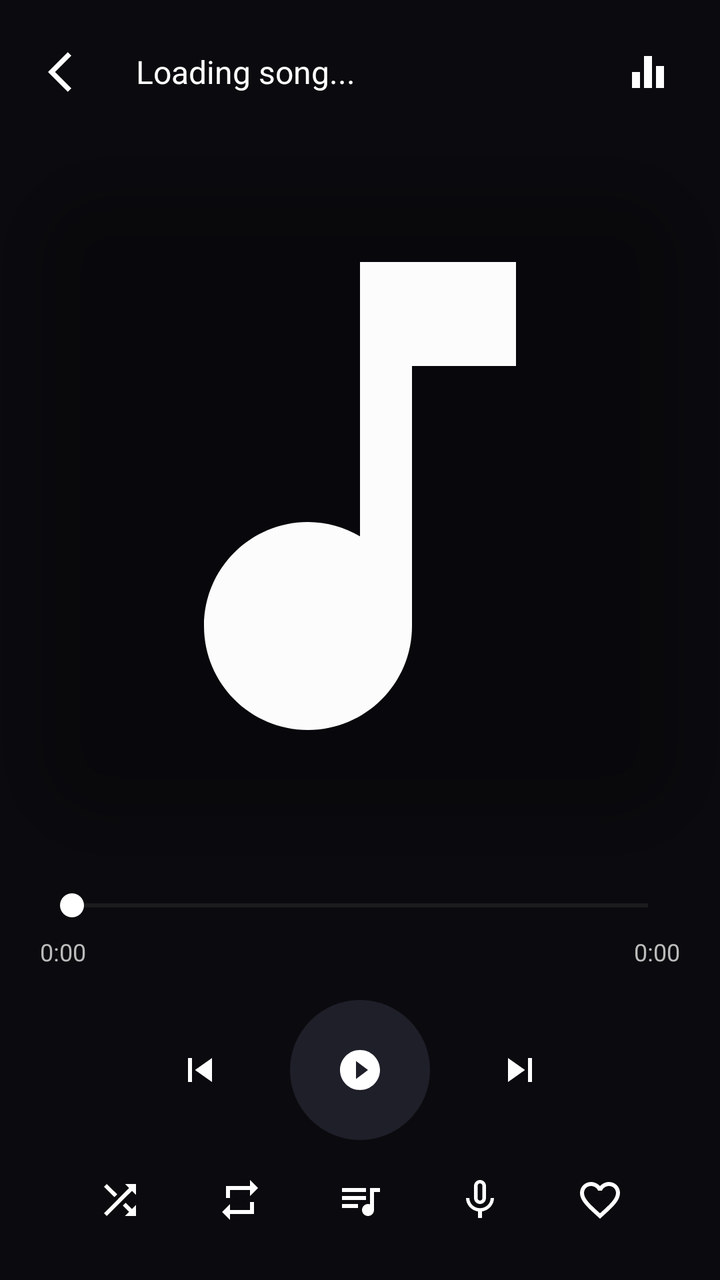
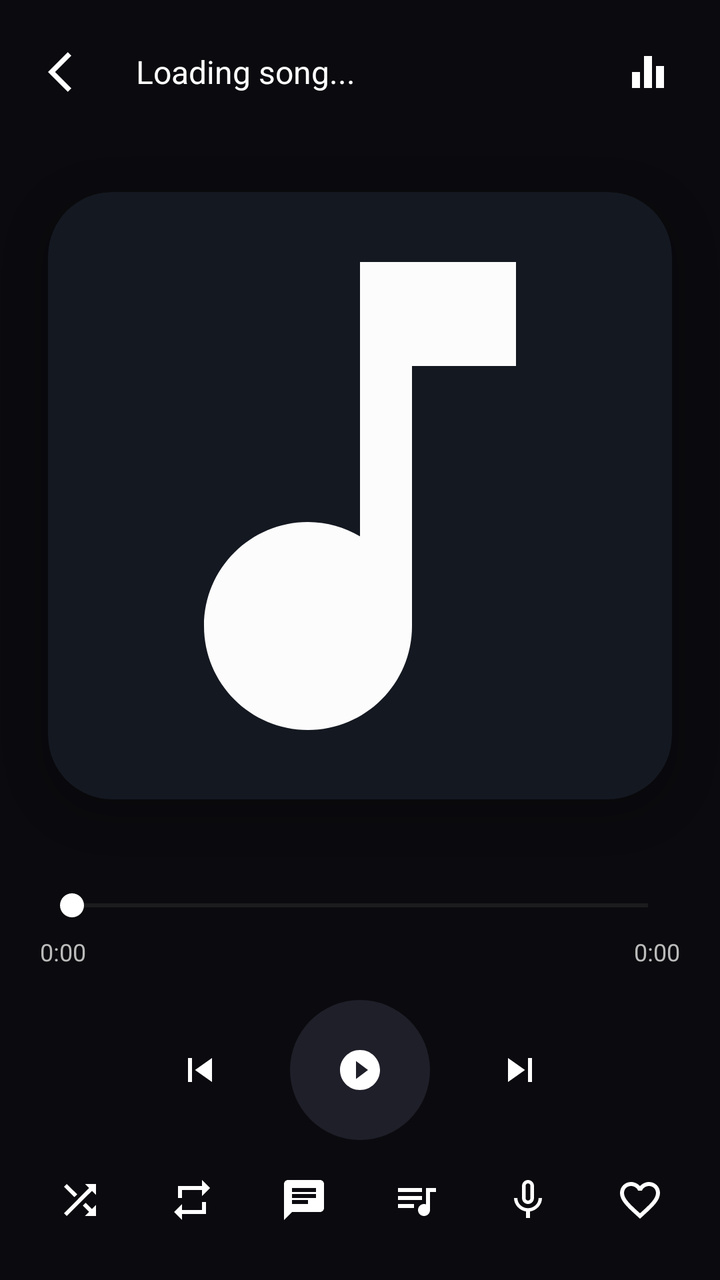

Two renders of the same Android screen: before a commit and after it. Below are the layout's source before the change and the commit's diff.
<!-- AndroidManifest.xml: activity theme ParrotPlayerTheme -->
<!-- res/layout/activity_player.xml -->
<?xml version="1.0" encoding="utf-8"?>
<androidx.constraintlayout.widget.ConstraintLayout
    xmlns:android="http://schemas.android.com/apk/res/android"
    xmlns:app="http://schemas.android.com/apk/res-auto"
    xmlns:tools="http://schemas.android.com/tools"
    android:layout_width="match_parent"
    android:layout_height="match_parent"
    android:background="#0B0B0F"
    tools:context=".PlayerActivity">

    
    <LinearLayout
        android:id="@+id/topBar"
        android:layout_width="0dp"
        android:layout_height="wrap_content"
        android:orientation="horizontal"
        android:padding="16dp"
        android:gravity="center_vertical"
        app:layout_constraintTop_toTopOf="parent"
        app:layout_constraintStart_toStartOf="parent"
        app:layout_constraintEnd_toEndOf="parent">

        <ImageButton
            android:id="@+id/btnback"
            android:layout_width="40dp"
            android:layout_height="40dp"
            android:background="?attr/selectableItemBackgroundBorderless"
            android:src="@drawable/ic_back"
            android:tint="#FFFFFF"/>

        <TextView
            android:id="@+id/txtSong"
            android:layout_width="0dp"
            android:layout_height="wrap_content"
            android:layout_weight="1"
            android:paddingStart="12dp"
            android:paddingEnd="12dp"
            android:text="Loading song..."
            android:textColor="#FFFFFF"
            android:textSize="16sp"
            android:singleLine="true"
            android:ellipsize="marquee"
            android:marqueeRepeatLimit="marquee_forever"
            android:focusable="true"
            android:focusableInTouchMode="true"/>

        <ImageButton
            android:id="@+id/btnEq"
            android:layout_width="40dp"
            android:layout_height="40dp"
            android:background="?attr/selectableItemBackgroundBorderless"
            android:src="@drawable/ic_equalizer"
            android:tint="#FFFFFF"/>
    </LinearLayout>

    
    <androidx.cardview.widget.CardView
        android:id="@+id/imgViewCard"
        android:layout_width="0dp"
        android:layout_height="0dp"
        android:layout_margin="24dp"
        app:cardCornerRadius="32dp"
        app:cardElevation="10dp"
        app:cardBackgroundColor="@android:color/transparent"
        app:layout_constraintTop_toBottomOf="@id/topBar"
        app:layout_constraintBottom_toTopOf="@id/playerControls"
        app:layout_constraintStart_toStartOf="parent"
        app:layout_constraintEnd_toEndOf="parent">
        
        <ImageView
            android:id="@+id/imgView"
            android:layout_width="match_parent"
            android:layout_height="match_parent"
            android:scaleType="centerCrop"
            android:src="@drawable/ic_music" />
    </androidx.cardview.widget.CardView>

    
    <LinearLayout
        android:id="@+id/playerControls"
        android:layout_width="0dp"
        android:layout_height="wrap_content"
        android:orientation="vertical"
        android:padding="20dp"
        app:layout_constraintBottom_toBottomOf="parent"
        app:layout_constraintStart_toStartOf="parent"
        app:layout_constraintEnd_toEndOf="parent">

        
        <SeekBar
            android:id="@+id/seekBar"
            android:layout_width="match_parent"
            android:layout_height="wrap_content"
            android:thumbTint="#FFFFFF"
            android:progressTint="#4CAF50"
            android:progressBackgroundTint="#444"/>

        <LinearLayout
            android:layout_width="match_parent"
            android:layout_height="wrap_content"
            android:orientation="horizontal"
            android:paddingTop="6dp">

            <TextView
                android:id="@+id/txtSongStart"
                android:layout_width="wrap_content"
                android:layout_height="wrap_content"
                android:text="0:00"
                android:textColor="#BBBBBB"
                android:textSize="12sp"/>

            <View
                android:layout_width="0dp"
                android:layout_height="1dp"
                android:layout_weight="1"/>

            <TextView
                android:id="@+id/txtSongEnd"
                android:layout_width="wrap_content"
                android:layout_height="wrap_content"
                android:text="0:00"
                android:textColor="#BBBBBB"
                android:textSize="12sp"/>
        </LinearLayout>

        
        <LinearLayout
            android:layout_width="match_parent"
            android:layout_height="wrap_content"
            android:gravity="center"
            android:paddingTop="16dp">

            <ImageButton
                android:id="@+id/btnPrevious"
                android:layout_width="50dp"
                android:layout_height="50dp"
                android:background="?attr/selectableItemBackgroundBorderless"
                android:src="@drawable/ic_previous"
                app:tint="#FFFFFF"/>

            <ImageButton
                android:id="@+id/btnPlay"
                android:layout_width="70dp"
                android:layout_height="70dp"
                android:layout_marginHorizontal="20dp"
                android:background="@drawable/circle_button"
                android:src="@drawable/ic_play"
                app:tint="#FFFFFF"/>

            <ImageButton
                android:id="@+id/btnNext"
                android:layout_width="50dp"
                android:layout_height="50dp"
                android:background="?attr/selectableItemBackgroundBorderless"
                android:src="@drawable/ic_next"
                app:tint="#FFFFFF"/>
        </LinearLayout>

        
        <LinearLayout
            android:layout_width="match_parent"
            android:layout_height="wrap_content"
            android:gravity="center"
            android:paddingTop="10dp">

            <ImageButton
                android:id="@+id/btnShuffle"
                android:layout_width="40dp"
                android:layout_height="40dp"
                android:background="?attr/selectableItemBackgroundBorderless"
                android:src="@drawable/ic_shuffle"
                app:tint="#FFFFFF"/>

            <ImageButton
                android:id="@+id/btnRepeat"
                android:layout_width="40dp"
                android:layout_height="40dp"
                android:layout_marginStart="20dp"
                android:background="?attr/selectableItemBackgroundBorderless"
                android:src="@drawable/ic_repeat"
                app:tint="#FFFFFF"/>

            <ImageButton
                android:id="@+id/btnQueue"
                android:layout_width="40dp"
                android:layout_height="40dp"
                android:layout_marginStart="20dp"
                android:background="?attr/selectableItemBackgroundBorderless"
                android:src="@drawable/ic_queue"
                app:tint="#FFFFFF"/>

            <ImageButton
                android:id="@+id/btnMic"
                android:layout_width="40dp"
                android:layout_height="40dp"
                android:layout_marginStart="20dp"
                android:background="?attr/selectableItemBackgroundBorderless"
                android:src="@drawable/ic_mic"
                app:tint="#FFFFFF"/>

            <ImageButton
                android:id="@+id/btnfav"
                android:layout_width="40dp"
                android:layout_height="40dp"
                android:layout_marginStart="20dp"
                android:background="?attr/selectableItemBackgroundBorderless"
                android:src="@drawable/ic_fav"
                app:tint="#FFFFFF"/>
        </LinearLayout>

    </LinearLayout>

</androidx.constraintlayout.widget.ConstraintLayout>
<!-- resources referenced by this layout -->
<resources>
  <!-- drawable circle_button (drawable) -->
  <shape xmlns:android="http://schemas.android.com/apk/res/android"
      android:shape="oval">
  
      <solid android:color="#1F1F2A"/>
  
      <size
          android:width="70dp"
          android:height="70dp"/>
  </shape>
  <!-- drawable ic_back (drawable) -->
  <vector android:height="24dp" android:tint="#B6B5B5"
      android:viewportHeight="24" android:viewportWidth="24"
      android:width="24dp" xmlns:android="http://schemas.android.com/apk/res/android">
      <path android:fillColor="@android:color/white" android:pathData="M11.67,3.87L9.9,2.1 0,12l9.9,9.9 1.77,-1.77L3.54,12z"/>
  </vector>
  <!-- drawable ic_equalizer (drawable) -->
  <vector android:height="24dp" android:tint="#B6B5B5"
      android:viewportHeight="24" android:viewportWidth="24"
      android:width="24dp" xmlns:android="http://schemas.android.com/apk/res/android">
      <path android:fillColor="#B6B5B5" android:pathData="M10,20h4L14,4h-4v16zM4,20h4v-8L4,12v8zM16,9v11h4L20,9h-4z"/>
  </vector>
  <!-- drawable ic_music (drawable) -->
  <vector android:height="24dp" android:tint="#FCFCFC"
      android:viewportHeight="24" android:viewportWidth="24"
      android:width="24dp" xmlns:android="http://schemas.android.com/apk/res/android">
      <path android:fillColor="@android:color/white" android:pathData="M12,3v10.55c-0.59,-0.34 -1.27,-0.55 -2,-0.55 -2.21,0 -4,1.79 -4,4s1.79,4 4,4 4,-1.79 4,-4V7h4V3h-6z"/>
  </vector>
  <!-- drawable ic_next (drawable) -->
  <vector android:height="24dp" android:tint="#B6B5B5"
      android:viewportHeight="24" android:viewportWidth="24"
      android:width="24dp" xmlns:android="http://schemas.android.com/apk/res/android">
      <path android:fillColor="#B6B5B5" android:pathData="M6,18l8.5,-6L6,6v12zM16,6v12h2V6h-2z"/>
  </vector>
  <!-- drawable ic_previous (drawable) -->
  <vector android:height="24dp" android:tint="#B6B5B5"
      android:viewportHeight="24" android:viewportWidth="24"
      android:width="24dp" xmlns:android="http://schemas.android.com/apk/res/android">
      <path android:fillColor="@android:color/white" android:pathData="M6,6h2v12L6,18zM9.5,12l8.5,6L18,6z"/>
  </vector>
  <!-- drawable ic_repeat (drawable) -->
  <vector xmlns:android="http://schemas.android.com/apk/res/android"
      android:width="24dp"
      android:height="24dp"
      android:viewportWidth="24"
      android:viewportHeight="24"
      >
    <path
        android:fillColor="#B6B5B5"
        android:pathData="M7,7h10v3l4,-4 -4,-4v3L5,5v6h2L7,7zM17,17L7,17v-3l-4,4 4,4v-3h12v-6h-2v4z"/>
  </vector>
  <style name="ParrotPlayerTheme" parent="ParrotNoActionBar">
          <item name="android:windowAnimationStyle">@style/ParrotPlayerAnimation</item>
      </style>
  <style name="ParrotNoActionBar" parent="Theme.AppCompat.NoActionBar">
          <item name="windowActionModeOverlay">true</item>
          <item name="android:windowActionModeOverlay">true</item>
          <item name="actionModeBackground">@color/action_mode_bg</item>
          <item name="android:actionModeBackground">@color/action_mode_bg</item>
          <item name="colorAccent">@color/parrot_accent</item>
      </style>
  <color name="action_mode_bg">#181A1D</color>
  <color name="parrot_accent">#4CAF50</color>
  <!-- unchanged entries left out for length: 6 -->
</resources>

<!-- the commit's change to res/layout/activity_player.xml (unified diff, before → after) -->
@@ -13,12 +13,12 @@
         android:id="@+id/topBar"
         android:layout_width="0dp"
         android:layout_height="wrap_content"
+        android:gravity="center_vertical"
         android:orientation="horizontal"
         android:padding="16dp"
-        android:gravity="center_vertical"
-        app:layout_constraintTop_toTopOf="parent"
+        app:layout_constraintEnd_toEndOf="parent"
         app:layout_constraintStart_toStartOf="parent"
-        app:layout_constraintEnd_toEndOf="parent">
+        app:layout_constraintTop_toTopOf="parent">
 
         <ImageButton
             android:id="@+id/btnback"
@@ -26,23 +26,23 @@
             android:layout_height="40dp"
             android:background="?attr/selectableItemBackgroundBorderless"
             android:src="@drawable/ic_back"
-            android:tint="#FFFFFF"/>
+            android:tint="#FFFFFF" />
 
         <TextView
             android:id="@+id/txtSong"
             android:layout_width="0dp"
             android:layout_height="wrap_content"
             android:layout_weight="1"
+            android:ellipsize="marquee"
+            android:focusable="true"
+            android:focusableInTouchMode="true"
+            android:marqueeRepeatLimit="marquee_forever"
             android:paddingStart="12dp"
             android:paddingEnd="12dp"
+            android:singleLine="true"
             android:text="Loading song..."
             android:textColor="#FFFFFF"
-            android:textSize="16sp"
-            android:singleLine="true"
-            android:ellipsize="marquee"
-            android:marqueeRepeatLimit="marquee_forever"
-            android:focusable="true"
-            android:focusableInTouchMode="true"/>
+            android:textSize="16sp" />
 
         <ImageButton
             android:id="@+id/btnEq"
@@ -50,7 +50,7 @@
             android:layout_height="40dp"
             android:background="?attr/selectableItemBackgroundBorderless"
             android:src="@drawable/ic_equalizer"
-            android:tint="#FFFFFF"/>
+            android:tint="#FFFFFF" />
     </LinearLayout>
 
     
@@ -59,20 +59,146 @@
         android:layout_width="0dp"
         android:layout_height="0dp"
         android:layout_margin="24dp"
+        app:cardBackgroundColor="#141821"
         app:cardCornerRadius="32dp"
         app:cardElevation="10dp"
-        app:cardBackgroundColor="@android:color/transparent"
-        app:layout_constraintTop_toBottomOf="@id/topBar"
         app:layout_constraintBottom_toTopOf="@id/playerControls"
+        app:layout_constraintEnd_toEndOf="parent"
         app:layout_constraintStart_toStartOf="parent"
-        app:layout_constraintEnd_toEndOf="parent">
-        
-        <ImageView
-            android:id="@+id/imgView"
-            android:layout_width="match_parent"
-            android:layout_height="match_parent"
-            android:scaleType="centerCrop"
-            android:src="@drawable/ic_music" />
+        app:layout_constraintTop_toBottomOf="@id/topBar">
+
+        <FrameLayout
+            android:layout_width="match_parent"
+            android:layout_height="match_parent">
+
+            <ImageView
+                android:id="@+id/imgView"
+                android:layout_width="match_parent"
+                android:layout_height="match_parent"
+                android:scaleType="centerCrop"
+                android:src="@drawable/ic_music" />
+
+            
+            <LinearLayout
+                android:id="@+id/liveLyricBanner"
+                android:layout_width="match_parent"
+                android:layout_height="wrap_content"
+                android:layout_gravity="bottom"
+                android:layout_margin="14dp"
+                android:background="@drawable/card_surface_bg"
+                android:clickable="true"
+                android:elevation="4dp"
+                android:focusable="true"
+                android:gravity="center_vertical"
+                android:orientation="horizontal"
+                android:paddingStart="14dp"
+                android:paddingTop="10dp"
+                android:paddingEnd="14dp"
+                android:paddingBottom="10dp"
+                android:visibility="gone">
+
+                <ImageView
+                    android:id="@+id/imgLiveLyricIcon"
+                    android:layout_width="18dp"
+                    android:layout_height="18dp"
+                    android:src="@drawable/ic_lyrics"
+                    app:tint="#4CAF50" />
+
+                <TextView
+                    android:id="@+id/txtLiveLyricLine"
+                    android:layout_width="0dp"
+                    android:layout_height="wrap_content"
+                    android:layout_marginStart="10dp"
+                    android:layout_weight="1"
+                    android:ellipsize="end"
+                    android:fontFamily="sans-serif-medium"
+                    android:maxLines="2"
+                    android:text="♪ Lyrics available"
+                    android:textColor="#F5F7FA"
+                    android:textSize="13.5sp" />
+
+                <TextView
+                    android:id="@+id/txtLiveLyricExpand"
+                    android:layout_width="wrap_content"
+                    android:layout_height="wrap_content"
+                    android:layout_marginStart="8dp"
+                    android:fontFamily="sans-serif-medium"
+                    android:text="VIEW"
+                    android:textColor="#4CAF50"
+                    android:textSize="11sp"
+                    android:textStyle="bold" />
+            </LinearLayout>
+
+            
+            <LinearLayout
+                android:id="@+id/lyricsOverlayContainer"
+                android:layout_width="match_parent"
+                android:layout_height="match_parent"
+                android:background="#E60B0D13"
+                android:clickable="true"
+                android:focusable="true"
+                android:orientation="vertical"
+                android:visibility="gone">
+
+                <LinearLayout
+                    android:layout_width="match_parent"
+                    android:layout_height="wrap_content"
+                    android:gravity="center_vertical"
+                    android:orientation="horizontal"
+                    android:paddingStart="18dp"
+                    android:paddingTop="14dp"
+                    android:paddingEnd="14dp"
+                    android:paddingBottom="8dp">
+
+                    <TextView
+                        android:id="@+id/txtLyricsBadge"
+                        android:layout_width="0dp"
+                        android:layout_height="wrap_content"
+                        android:layout_weight="1"
+                        android:fontFamily="sans-serif-medium"
+                        android:letterSpacing="0.08"
+                        android:text="SYNCED LYRICS"
+                        android:textColor="#4CAF50"
+                        android:textSize="11.5sp"
+                        android:textStyle="bold" />
+
+                    <TextView
+                        android:id="@+id/btnCloseLyricsOverlay"
+                        android:layout_width="wrap_content"
+                        android:layout_height="28dp"
+                        android:background="@drawable/card_surface_bg"
+                        android:clickable="true"
+                        android:focusable="true"
+                        android:fontFamily="sans-serif-medium"
+                        android:gravity="center"
+                        android:paddingStart="12dp"
+                        android:paddingEnd="12dp"
+                        android:text="Album Art"
+                        android:textColor="#D5DCE6"
+                        android:textSize="11.5sp" />
+                </LinearLayout>
+
+                <ScrollView
+                    android:id="@+id/lyricsScrollView"
+                    android:layout_width="match_parent"
+                    android:layout_height="0dp"
+                    android:layout_weight="1"
+                    android:clipToPadding="false"
+                    android:paddingStart="20dp"
+                    android:paddingTop="70dp"
+                    android:paddingEnd="20dp"
+                    android:paddingBottom="90dp"
+                    android:scrollbars="none">
+
+                    <LinearLayout
+                        android:id="@+id/lyricsLinesContainer"
+                        android:layout_width="match_parent"
+                        android:layout_height="wrap_content"
+                        android:gravity="center_horizontal"
+                        android:orientation="vertical" />
+                </ScrollView>
+            </LinearLayout>
+        </FrameLayout>
     </androidx.cardview.widget.CardView>
 
     
@@ -83,17 +209,17 @@
         android:orientation="vertical"
         android:padding="20dp"
         app:layout_constraintBottom_toBottomOf="parent"
-        app:layout_constraintStart_toStartOf="parent"
-        app:layout_constraintEnd_toEndOf="parent">
+        app:layout_constraintEnd_toEndOf="parent"
+        app:layout_constraintStart_toStartOf="parent">
 
         
         <SeekBar
             android:id="@+id/seekBar"
             android:layout_width="match_parent"
             android:layout_height="wrap_content"
-            android:thumbTint="#FFFFFF"
+            android:progressBackgroundTint="#444"
             android:progressTint="#4CAF50"
-            android:progressBackgroundTint="#444"/>
+            android:thumbTint="#FFFFFF" />
 
         <LinearLayout
             android:layout_width="match_parent"
@@ -107,12 +233,12 @@
                 android:layout_height="wrap_content"
                 android:text="0:00"
                 android:textColor="#BBBBBB"
-                android:textSize="12sp"/>
+                android:textSize="12sp" />
 
             <View
                 android:layout_width="0dp"
                 android:layout_height="1dp"
-                android:layout_weight="1"/>
+                android:layout_weight="1" />
 
             <TextView
                 android:id="@+id/txtSongEnd"
@@ -120,7 +246,7 @@
                 android:layout_height="wrap_content"
                 android:text="0:00"
                 android:textColor="#BBBBBB"
-                android:textSize="12sp"/>
+                android:textSize="12sp" />
         </LinearLayout>
 
         
@@ -136,7 +262,7 @@
                 android:layout_height="50dp"
                 android:background="?attr/selectableItemBackgroundBorderless"
                 android:src="@drawable/ic_previous"
-                app:tint="#FFFFFF"/>
+                app:tint="#FFFFFF" />
 
             <ImageButton
                 android:id="@+id/btnPlay"
@@ -145,7 +271,7 @@
                 android:layout_marginHorizontal="20dp"
                 android:background="@drawable/circle_button"
                 android:src="@drawable/ic_play"
-                app:tint="#FFFFFF"/>
+                app:tint="#FFFFFF" />
 
             <ImageButton
                 android:id="@+id/btnNext"
@@ -153,7 +279,7 @@
                 android:layout_height="50dp"
                 android:background="?attr/selectableItemBackgroundBorderless"
                 android:src="@drawable/ic_next"
-                app:tint="#FFFFFF"/>
+                app:tint="#FFFFFF" />
         </LinearLayout>
 
         
@@ -169,43 +295,52 @@
                 android:layout_height="40dp"
                 android:background="?attr/selectableItemBackgroundBorderless"
                 android:src="@drawable/ic_shuffle"
-                app:tint="#FFFFFF"/>
+                app:tint="#FFFFFF" />
 
             <ImageButton
                 android:id="@+id/btnRepeat"
                 android:layout_width="40dp"
                 android:layout_height="40dp"
-                android:layout_marginStart="20dp"
+                android:layout_marginStart="16dp"
                 android:background="?attr/selectableItemBackgroundBorderless"
                 android:src="@drawable/ic_repeat"
-                app:tint="#FFFFFF"/>
+                app:tint="#FFFFFF" />
+
+            <ImageButton
+                android:id="@+id/btnLyrics"
+                android:layout_width="40dp"
+                android:layout_height="40dp"
+                android:layout_marginStart="16dp"
+                android:background="?attr/selectableItemBackgroundBorderless"
+                android:src="@drawable/ic_lyrics"
+                app:tint="#FFFFFF" />
 
             <ImageButton
                 android:id="@+id/btnQueue"
                 android:layout_width="40dp"
                 android:layout_height="40dp"
-                android:layout_marginStart="20dp"
+                android:layout_marginStart="16dp"
                 android:background="?attr/selectableItemBackgroundBorderless"
                 android:src="@drawable/ic_queue"
-                app:tint="#FFFFFF"/>
+                app:tint="#FFFFFF" />
 
             <ImageButton
                 android:id="@+id/btnMic"
                 android:layout_width="40dp"
                 android:layout_height="40dp"
-                android:layout_marginStart="20dp"
+                android:layout_marginStart="16dp"
                 android:background="?attr/selectableItemBackgroundBorderless"
                 android:src="@drawable/ic_mic"
-                app:tint="#FFFFFF"/>
+                app:tint="#FFFFFF" />
 
             <ImageButton
                 android:id="@+id/btnfav"
                 android:layout_width="40dp"
                 android:layout_height="40dp"
-                android:layout_marginStart="20dp"
+                android:layout_marginStart="16dp"
                 android:background="?attr/selectableItemBackgroundBorderless"
                 android:src="@drawable/ic_fav"
-                app:tint="#FFFFFF"/>
+                app:tint="#FFFFFF" />
         </LinearLayout>
 
     </LinearLayout>
<!-- resource entries referenced after the edit -->
@@ -1,5 +1,15 @@
 <!-- resources referenced by this layout -->
 <resources>
+  <!-- drawable card_surface_bg (drawable) -->
+  <?xml version="1.0" encoding="utf-8"?>
+  <shape xmlns:android="http://schemas.android.com/apk/res/android"
+      android:shape="rectangle">
+      <solid android:color="#151820" />
+      <corners android:radius="14dp" />
+      <stroke
+          android:width="1dp"
+          android:color="#1F2430" />
+  </shape>
   <!-- drawable circle_button (drawable) -->
   <shape xmlns:android="http://schemas.android.com/apk/res/android"
       android:shape="oval">
@@ -21,6 +31,16 @@
       android:viewportHeight="24" android:viewportWidth="24"
       android:width="24dp" xmlns:android="http://schemas.android.com/apk/res/android">
       <path android:fillColor="#B6B5B5" android:pathData="M10,20h4L14,4h-4v16zM4,20h4v-8L4,12v8zM16,9v11h4L20,9h-4z"/>
+  </vector>
+  <!-- drawable ic_lyrics (drawable) -->
+  <vector xmlns:android="http://schemas.android.com/apk/res/android"
+      android:width="24dp"
+      android:height="24dp"
+      android:viewportWidth="24"
+      android:viewportHeight="24">
+      <path
+          android:fillColor="#FFFFFF"
+          android:pathData="M20,2H4C2.9,2 2,2.9 2,4v18l4,-4h14c1.1,0 2,-0.9 2,-2V4C22,2.9 21.1,2 20,2zM14,14H6v-2h8V14zM18,11H6V9h12V11zM18,8H6V6h12V8z" />
   </vector>
   <!-- drawable ic_music (drawable) -->
   <vector android:height="24dp" android:tint="#FCFCFC"
